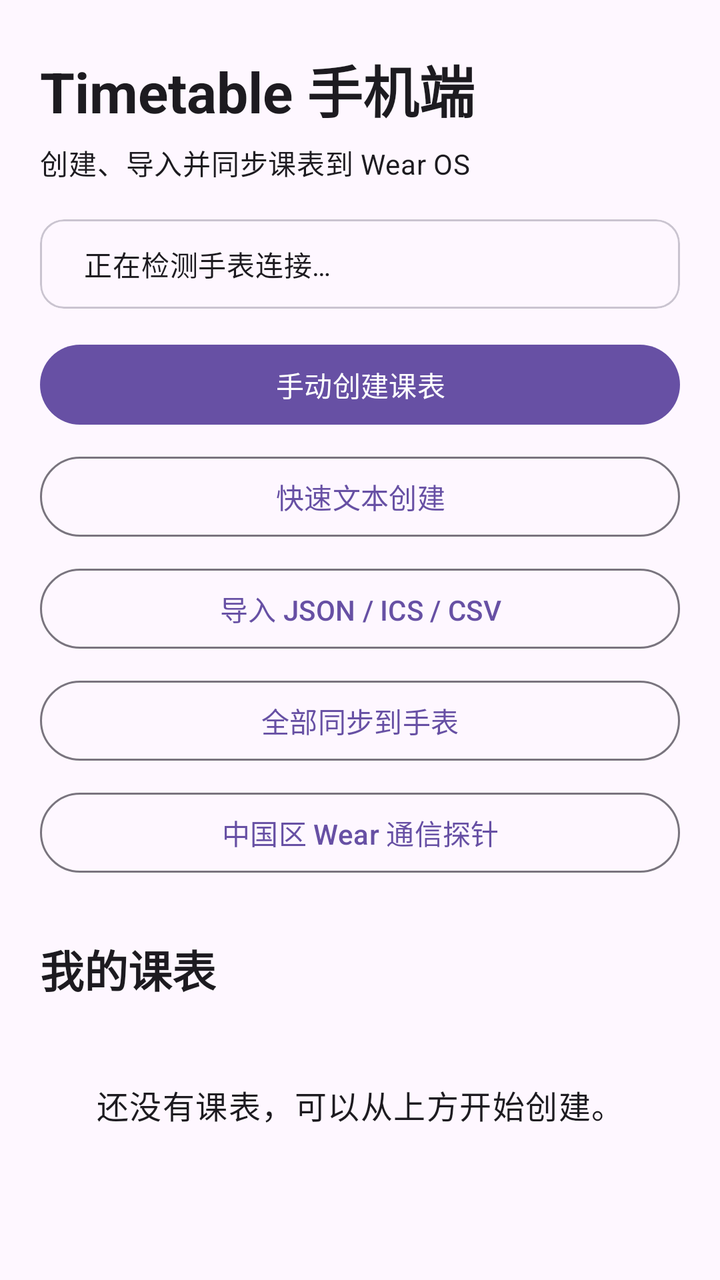
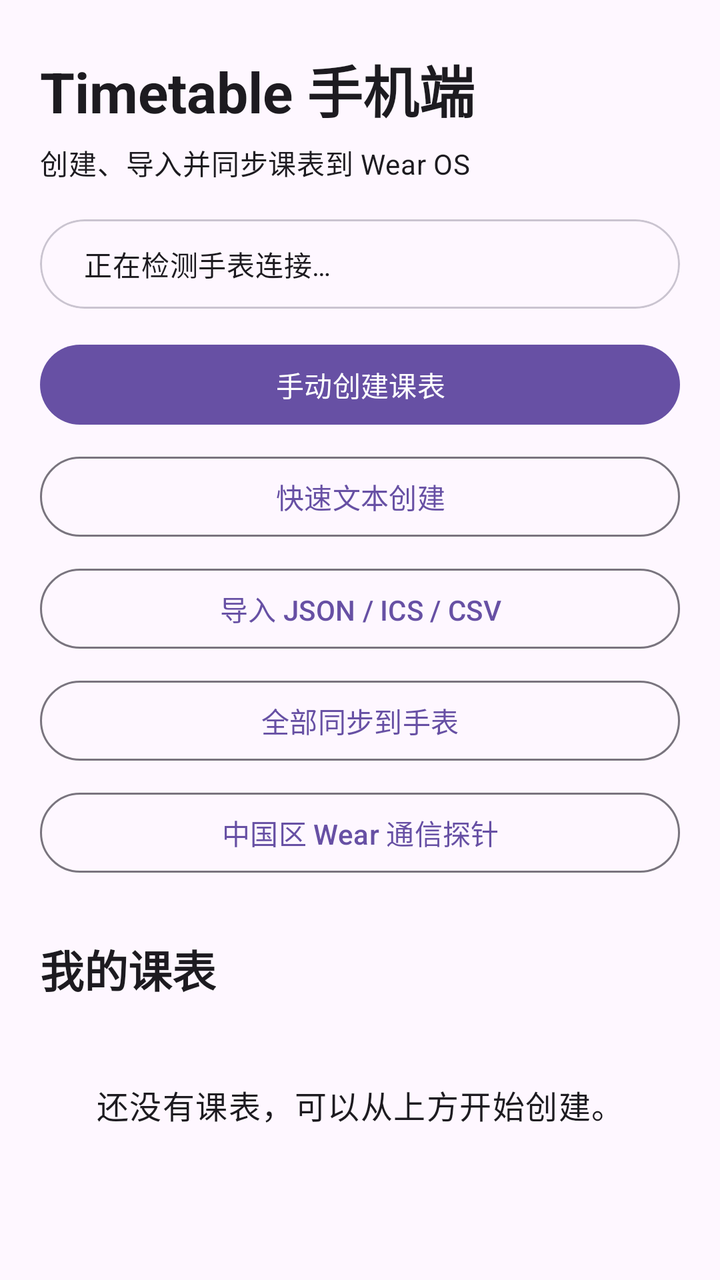

Before-and-after screenshots of an Android layout around one commit, followed by the original layout XML and the change that was made.
<!-- AndroidManifest.xml: application theme Theme.Timetable -->
<!-- res/layout/activity_main.xml -->
<?xml version="1.0" encoding="utf-8"?>
<androidx.core.widget.NestedScrollView xmlns:android="http://schemas.android.com/apk/res/android"
    xmlns:tools="http://schemas.android.com/tools"
    android:id="@+id/main"
    android:layout_width="match_parent"
    android:layout_height="match_parent"
    android:fillViewport="true"
    tools:context=".MainActivity">

    <LinearLayout
        android:layout_width="match_parent"
        android:layout_height="wrap_content"
        android:orientation="vertical"
        android:paddingStart="20dp"
        android:paddingTop="24dp"
        android:paddingEnd="20dp"
        android:paddingBottom="32dp">

        <TextView
            android:layout_width="wrap_content"
            android:layout_height="wrap_content"
            android:text="@string/mobile_title"
            android:textAppearance="?attr/textAppearanceHeadlineMedium"
            android:textStyle="bold" />

        <TextView
            android:layout_width="wrap_content"
            android:layout_height="wrap_content"
            android:layout_marginTop="6dp"
            android:text="@string/mobile_subtitle"
            android:textAppearance="?attr/textAppearanceBodyMedium" />

        <com.google.android.material.card.MaterialCardView
            android:layout_width="match_parent"
            android:layout_height="wrap_content"
            android:layout_marginTop="18dp"
            android:padding="12dp">
            <LinearLayout android:layout_width="match_parent" android:layout_height="wrap_content" android:orientation="horizontal" android:gravity="center_vertical" android:padding="12dp">
                <ProgressBar android:id="@+id/syncProgress" style="?android:attr/progressBarStyleSmall" android:layout_width="24dp" android:layout_height="24dp" android:visibility="gone" />
                <TextView android:id="@+id/connectionStatus" android:layout_width="0dp" android:layout_height="wrap_content" android:layout_weight="1" android:layout_marginStart="10dp" android:text="正在检测手表连接…" android:textAppearance="?attr/textAppearanceBodyMedium" />
            </LinearLayout>
        </com.google.android.material.card.MaterialCardView>

        <com.google.android.material.button.MaterialButton
            android:id="@+id/buttonManualCreate"
            android:layout_width="match_parent"
            android:layout_height="wrap_content"
            android:layout_marginTop="14dp"
            android:text="@string/manual_create" />

        <com.google.android.material.button.MaterialButton
            android:id="@+id/buttonQuickCreate"
            style="@style/Widget.Material3.Button.OutlinedButton"
            android:layout_width="match_parent"
            android:layout_height="wrap_content"
            android:layout_marginTop="8dp"
            android:text="@string/quick_create" />

        <com.google.android.material.button.MaterialButton
            android:id="@+id/buttonImport"
            style="@style/Widget.Material3.Button.OutlinedButton"
            android:layout_width="match_parent"
            android:layout_height="wrap_content"
            android:layout_marginTop="8dp"
            android:text="@string/import_file" />

        <com.google.android.material.button.MaterialButton
            android:id="@+id/buttonSyncAll"
            style="@style/Widget.Material3.Button.OutlinedButton"
            android:layout_width="match_parent"
            android:layout_height="wrap_content"
            android:layout_marginTop="8dp"
            android:text="@string/sync_all_to_watch" />

        <com.google.android.material.button.MaterialButton
            android:id="@+id/buttonWearProbe"
            style="@style/Widget.Material3.Button.OutlinedButton"
            android:layout_width="match_parent"
            android:layout_height="wrap_content"
            android:layout_marginTop="8dp"
            android:text="中国区 Wear 通信探针" />

        <TextView
            android:layout_width="wrap_content"
            android:layout_height="wrap_content"
            android:layout_marginTop="28dp"
            android:text="@string/my_timetables"
            android:textAppearance="?attr/textAppearanceTitleLarge"
            android:textStyle="bold" />

        <TextView
            android:id="@+id/emptyText"
            android:layout_width="match_parent"
            android:layout_height="wrap_content"
            android:layout_marginTop="16dp"
            android:gravity="center"
            android:padding="24dp"
            android:text="@string/no_timetables"
            android:textAppearance="?attr/textAppearanceBodyLarge" />

        <LinearLayout
            android:id="@+id/timetableContainer"
            android:layout_width="match_parent"
            android:layout_height="wrap_content"
            android:layout_marginTop="8dp"
            android:orientation="vertical" />

    </LinearLayout>
</androidx.core.widget.NestedScrollView>
<!-- resources referenced by this layout -->
<resources>
  <string name="import_file">导入 JSON / ICS / CSV</string>
  <string name="manual_create">手动创建课表</string>
  <string name="mobile_subtitle">创建、导入并同步课表到 Wear OS</string>
  <string name="mobile_title">Timetable 手机端</string>
  <string name="my_timetables">我的课表</string>
  <string name="no_timetables">还没有课表，可以从上方开始创建。</string>
  <string name="quick_create">快速文本创建</string>
  <string name="sync_all_to_watch">全部同步到手表</string>
  <style name="Theme.Timetable" parent="Base.Theme.Timetable" />
  <style name="Base.Theme.Timetable" parent="Theme.Material3.DayNight.NoActionBar">
          
          
      </style>
</resources>

<!-- the commit's change to res/layout/activity_main.xml (unified diff, before → after) -->
@@ -1,5 +1,6 @@
 <?xml version="1.0" encoding="utf-8"?>
 <androidx.core.widget.NestedScrollView xmlns:android="http://schemas.android.com/apk/res/android"
+    xmlns:app="http://schemas.android.com/apk/res-auto"
     xmlns:tools="http://schemas.android.com/tools"
     android:id="@+id/main"
     android:layout_width="match_parent"
@@ -34,7 +35,9 @@
             android:layout_width="match_parent"
             android:layout_height="wrap_content"
             android:layout_marginTop="18dp"
-            android:padding="12dp">
+            android:padding="12dp"
+            app:cardCornerRadius="24dp"
+            app:cardElevation="0dp">
             <LinearLayout android:layout_width="match_parent" android:layout_height="wrap_content" android:orientation="horizontal" android:gravity="center_vertical" android:padding="12dp">
                 <ProgressBar android:id="@+id/syncProgress" style="?android:attr/progressBarStyleSmall" android:layout_width="24dp" android:layout_height="24dp" android:visibility="gone" />
                 <TextView android:id="@+id/connectionStatus" android:layout_width="0dp" android:layout_height="wrap_content" android:layout_weight="1" android:layout_marginStart="10dp" android:text="正在检测手表连接…" android:textAppearance="?attr/textAppearanceBodyMedium" />
